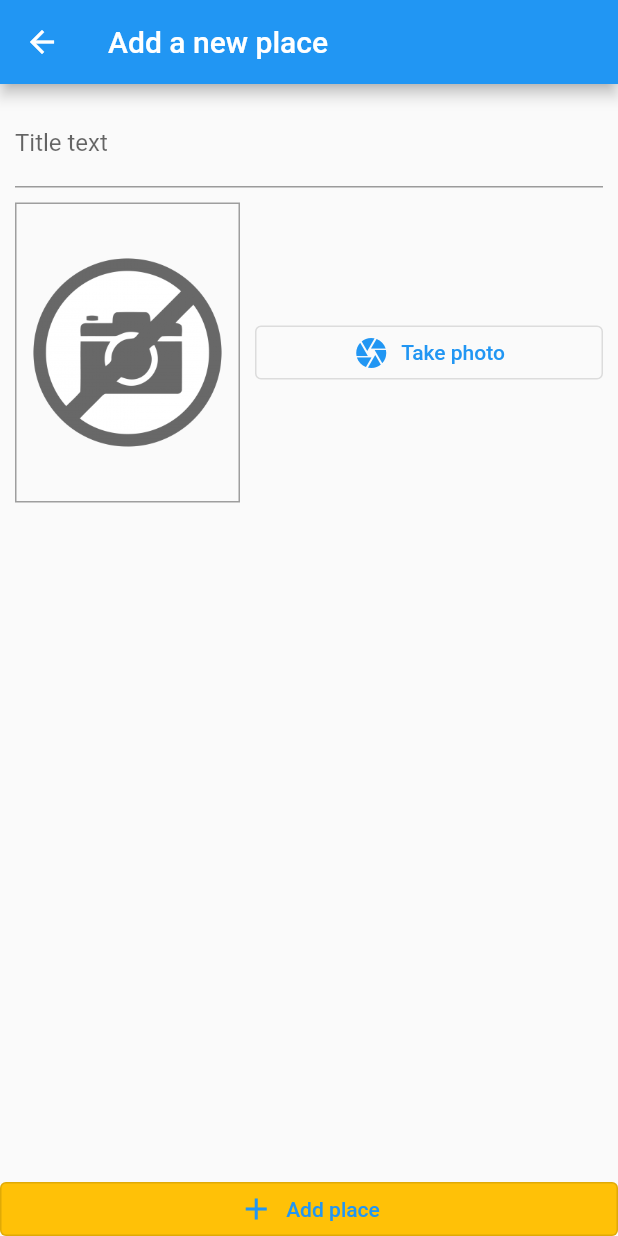
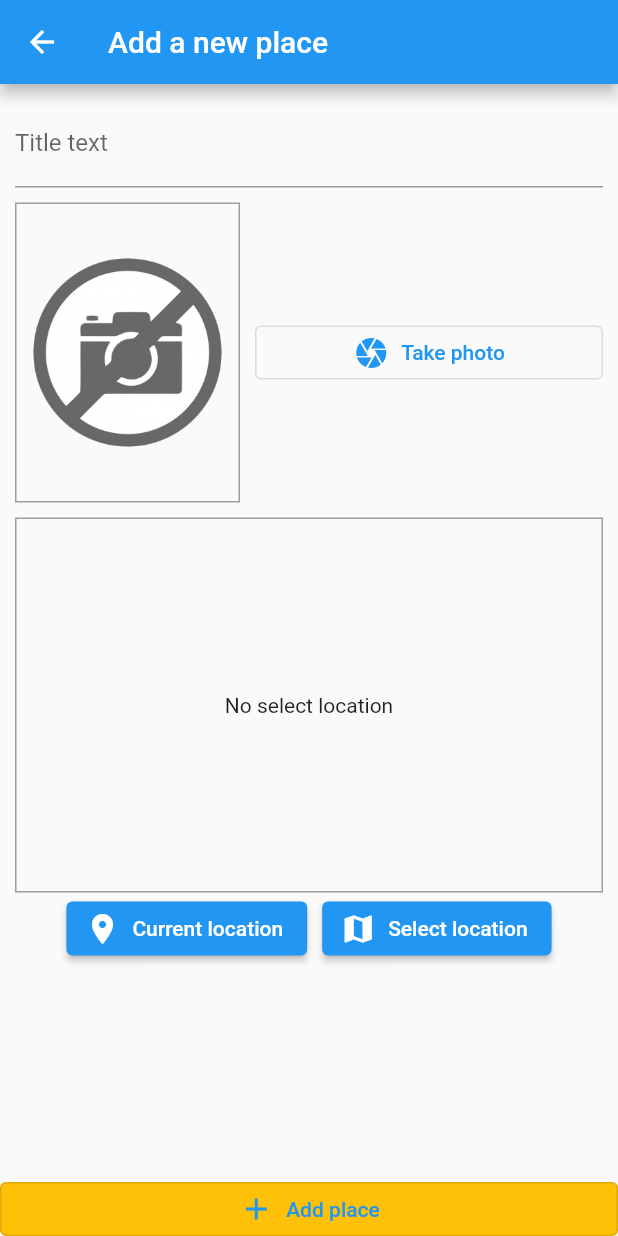
Before and after one commit to andyfisher37/native_device_demoapp, a Flutter app: the screen it shows after launch, after a tap on the "add" icon, on a phone screen of 412 x 824 dp. Run offline on Flutter 3.47's test engine with Material 2 defaults, Android fonts, the phone set to English and light mode, and no system bars; our stand-ins replace image_picker, location, sqflite; missing offline and left inert: flutter_osm_plugin, osm_nominatim; accounts and stored records are empty.

Commit message:
in dev osm usage

```diff
--- a/lib/helpers/db_helper.dart
+++ b/lib/helpers/db_helper.dart
@@ -2,11 +2,25 @@ import 'package:path/path.dart';
 import 'package:sqflite/sqflite.dart';
 
 class DBHelper {
-  static Future<void> insert(String table, Map<String, Object> data) async {
+  // Function for get database db not found they create...
+  static Future<Database> database() async {
     final dbPath = await getDatabasesPath();
-    final db =
-        await openDatabase(join(dbPath, 'places.db'), onCreate: (db, version) {
-      return db.execute('');
+    return openDatabase(join(dbPath, 'user_places.db'),
+        onCreate: (db, version) {
+      return db.execute(
+          'CREATE TABLE user_places (id TEXT PRIMARY KEY, title TEXT, image TEXT)');
     }, version: 1);
   }
+
+  // Function insert data in db
+  static Future<void> insert(String table, Map<String, Object> data) async {
+    final db = await DBHelper.database();
+    db.insert(table, data, conflictAlgorithm: ConflictAlgorithm.replace);
+  }
+
+  // Function for get data from db...
+  static Future<List<Map<String, dynamic>>> getData(String table) async {
+    final db = await DBHelper.database();
+    return db.query(table);
+  }
 }
--- a/lib/main.dart
+++ b/lib/main.dart
@@ -21,9 +21,9 @@ class MyApp extends StatelessWidget {
         theme: ThemeData(
             colorScheme: ColorScheme.fromSwatch(primarySwatch: Colors.blue)
                 .copyWith(secondary: Colors.amber)),
-        home: PlacesListScreen(),
+        home: const PlacesListScreen(),
         routes: {
-          AddPlaceScreen.routeName: (ctx) => AddPlaceScreen(),
+          AddPlaceScreen.routeName: (ctx) => const AddPlaceScreen(),
         },
       ),
     );
--- a/lib/models/place.dart
+++ b/lib/models/place.dart
@@ -1,6 +1,3 @@
-import 'dart:io';
-
-import 'package:flutter/material.dart';
 import 'package:image_picker/image_picker.dart';
 
 class PlaceLocation {
@@ -8,7 +5,7 @@ class PlaceLocation {
   final double? longitude;
   final String? address;
 
-  PlaceLocation(this.latitude, this.longitude, this.address);
+  const PlaceLocation(this.latitude, this.longitude, this.address);
 }
 
 class Place {
--- a/lib/providers/great_places.dart
+++ b/lib/providers/great_places.dart
@@ -1,21 +1,45 @@
 import 'package:flutter/material.dart';
 import 'package:image_picker/image_picker.dart';
+import 'package:native_device_demoapp/helpers/db_helper.dart';
 import 'package:native_device_demoapp/models/place.dart';
 
 class GreatPlaces with ChangeNotifier {
+  // Main list for save data
   List<Place> _items = [];
 
+  // Get function for working with list of items
   List<Place> get items {
     return [..._items];
   }
 
+  // Function for add data about place and stored it in db file on device
   void addPlace(String ptitle, XFile pimage) {
     final newPlace = Place(
         id: DateTime.now().toString(),
         image: pimage,
         title: ptitle,
-        location: PlaceLocation(null, null, null));
+        location: const PlaceLocation(null, null, null));
     _items.add(newPlace);
+    notifyListeners();
+    DBHelper.insert('user_places', {
+      'id': newPlace.id,
+      'title': newPlace.title,
+      'image': newPlace.image.path
+    });
+  }
+
+  // Function for fetch and set data from db
+  Future<void> fetchAndSetPlaces() async {
+    final dataList = await DBHelper.getData('user_places');
+    _items = dataList
+        .map(
+          (item) => Place(
+              id: item['id'],
+              title: item['title'],
+              location: const PlaceLocation(null, null, null),
+              image: XFile(item['image'])),
+        )
+        .toList();
     notifyListeners();
   }
 }
--- a/lib/screens/add_place_screen.dart
+++ b/lib/screens/add_place_screen.dart
@@ -1,9 +1,8 @@
 import 'package:flutter/material.dart';
-import 'package:flutter/src/widgets/framework.dart';
-import 'package:flutter/src/widgets/placeholder.dart';
 import 'package:image_picker/image_picker.dart';
 import 'package:native_device_demoapp/providers/great_places.dart';
 import 'package:native_device_demoapp/widgets/image_input.dart';
+import 'package:native_device_demoapp/widgets/location_input.dart';
 import 'package:provider/provider.dart';
 
 class AddPlaceScreen extends StatefulWidget {
@@ -58,6 +57,8 @@ class _AddPlaceScreenState extends State<AddPlaceScreen> {
                   ),
                   const SizedBox(height: 10),
                   ImageInput(_selectImage),
+                  const SizedBox(height: 10),
+                  const LocationInput(),
                 ],
               ),
             ),
--- a/lib/screens/places_list_screen.dart
+++ b/lib/screens/places_list_screen.dart
@@ -1,8 +1,6 @@
 import 'dart:io';
 
 import 'package:flutter/material.dart';
-import 'package:flutter/src/widgets/framework.dart';
-import 'package:flutter/src/widgets/placeholder.dart';
 import 'package:native_device_demoapp/providers/great_places.dart';
 import 'package:native_device_demoapp/screens/add_place_screen.dart';
 import 'package:provider/provider.dart';
@@ -24,7 +22,13 @@ class PlacesListScreen extends StatelessWidget {
           ),
         ],
       ),
-      body: Consumer<GreatPlaces>(
+      body: FutureBuilder(
+        future: Provider.of<GreatPlaces>(context, listen: false)
+            .fetchAndSetPlaces(),
+        builder: (context, snapshot) =>
+            snapshot.connectionState == ConnectionState.waiting
+                ? const Center(child: CircularProgressIndicator())
+                : Consumer<GreatPlaces>(
                     child: const Center(child: Text('No places...')),
                     builder: (ctx, gPlaces, ch) => gPlaces.items.isEmpty
                         ? ch!
@@ -42,6 +46,7 @@ class PlacesListScreen extends StatelessWidget {
                               },
                             ),
                           )),
+      ),
     );
   }
 }
--- a/lib/widgets/image_input.dart
+++ b/lib/widgets/image_input.dart
@@ -1,8 +1,5 @@
 import 'dart:io';
-
 import 'package:flutter/material.dart';
-import 'package:flutter/src/widgets/framework.dart';
-import 'package:flutter/src/widgets/placeholder.dart';
 import 'package:image_picker/image_picker.dart';
 import 'package:path/path.dart' as Path;
 import 'package:path_provider/path_provider.dart';
@@ -37,11 +34,8 @@ class _ImageInputState extends State<ImageInput> {
     });
     // Save image to file
     final appPath = await _localPath;
-    print('appDocPath: $appPath');
     final fileName = Path.basename(imageFile.path);
-    print('full fileName: $appPath$fileName');
     await imageFile.saveTo('$appPath/$fileName');
-    print('imageFile.path: $imageFile');
     widget.onSelectImage(imageFile);
   }
 
--- /dev/null
+++ b/lib/widgets/location_input.dart
@@ -0,0 +1,82 @@
+import 'package:flutter/material.dart';
+import 'package:flutter_osm_plugin/flutter_osm_plugin.dart';
+import 'package:location/location.dart';
+import 'package:native_device_demoapp/helpers/location_helper.dart';
+import 'package:native_device_demoapp/screens/map_screen.dart';
+
+class LocationInput extends StatefulWidget {
+  const LocationInput({super.key});
+
+  @override
+  State<LocationInput> createState() => _LocationInputState();
+}
+
+class _LocationInputState extends State<LocationInput> {
+  // url for static image map
+  String? _previewImageUrl;
+
+  // Function for get current user location on map
+  Future<void> _getCurrentUserLocation() async {
+    final locData = await Location().getLocation();
+    final String location = LocationHelper.generateLocationPreviewImage(
+        latitude: locData.latitude!, longitude: locData.longitude!);
+    setState(() {
+      _previewImageUrl = location;
+    });
+  }
+
+  // Function for dynamic select position on map widget MapScreen
+  Future<void> _selectOnMap() async {
+    final selectedLocation = await Navigator.of(context).push<GeoPoint>(
+      MaterialPageRoute(
+        fullscreenDialog: true,
+        builder: (ctx) => const MapScreen(isSelecting: true),
+      ),
+    );
+    if (selectedLocation == null) {
+      return;
+    }
+    //..
+  }
+
+  @override
+  Widget build(BuildContext context) {
+    return Column(
+      children: [
+        Container(
+          height: 250,
+          width: double.infinity,
+          alignment: Alignment.center,
+          decoration:
+              BoxDecoration(border: Border.all(width: 1, color: Colors.grey)),
+          child: _previewImageUrl == null
+              ? const Text(
+                  'No select location',
+                  textAlign: TextAlign.center,
+                )
+              : Image.network(
+                  _previewImageUrl!,
+                  fit: BoxFit.cover,
+                  width: double.infinity,
+                ),
+        ),
+        Row(
+          mainAxisAlignment: MainAxisAlignment.center,
+          children: [
+            ElevatedButton.icon(
+              onPressed: _getCurrentUserLocation,
+              icon: const Icon(Icons.location_on),
+              label: const Text('Current location'),
+            ),
+            const SizedBox(width: 10),
+            ElevatedButton.icon(
+              onPressed: _selectOnMap,
+              icon: const Icon(Icons.map),
+              label: const Text('Select location'),
+            ),
+          ],
+        )
+      ],
+    );
+  }
+}
--- a/pubspec.yaml
+++ b/pubspec.yaml
@@ -40,6 +40,11 @@ dependencies:
   path_provider: ^2.0.13
   path: ^1.8.2
   sqflite: ^2.2.6
+  location: ^4.4.0
+  http: ^0.13.5
+  osm_nominatim: ^2.0.1
+  flutter_osm_plugin: ^0.51.0
+
 
 dev_dependencies:
   flutter_test:
```
Also changed, not shown: lib/helpers/location_helper.dart (added, +25 -0 lines), lib/screens/map_screen.dart (added, +95 -0 lines), assets/images/place.png (added), assets/images/user.png (added), pubspec.lock, 9 other files. Lines whose indentation alone changed are shown as unchanged.
